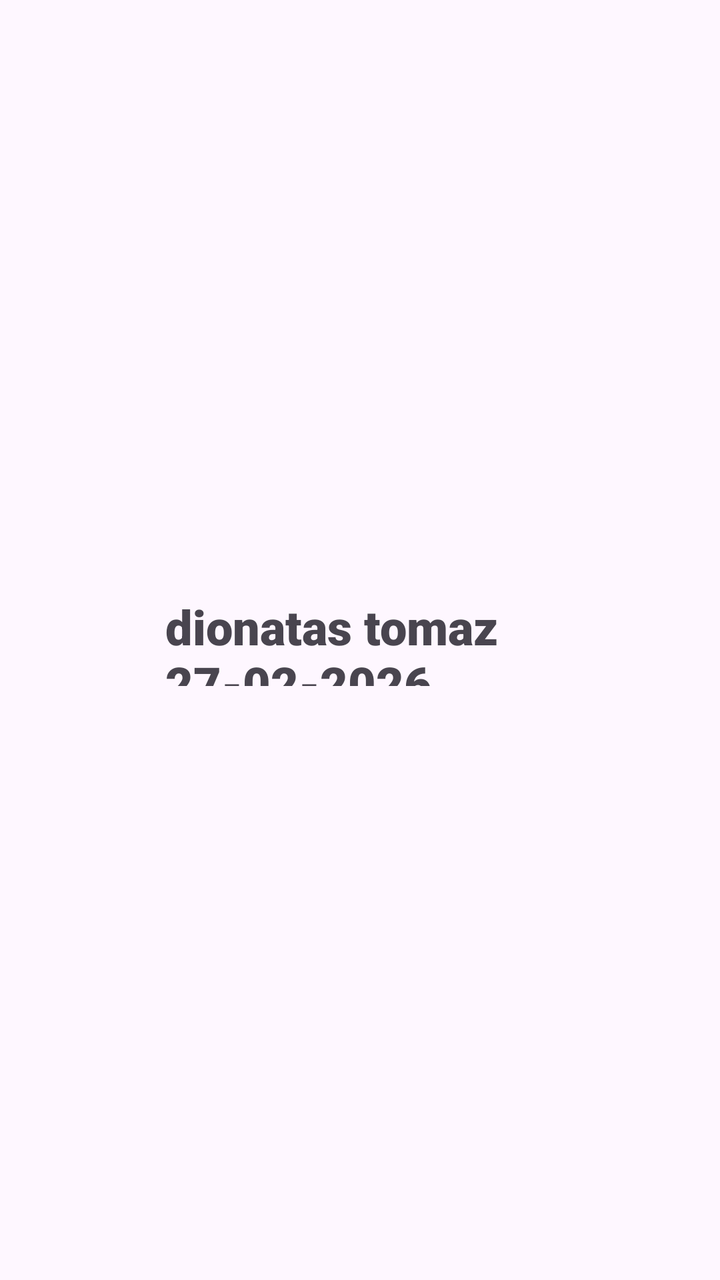
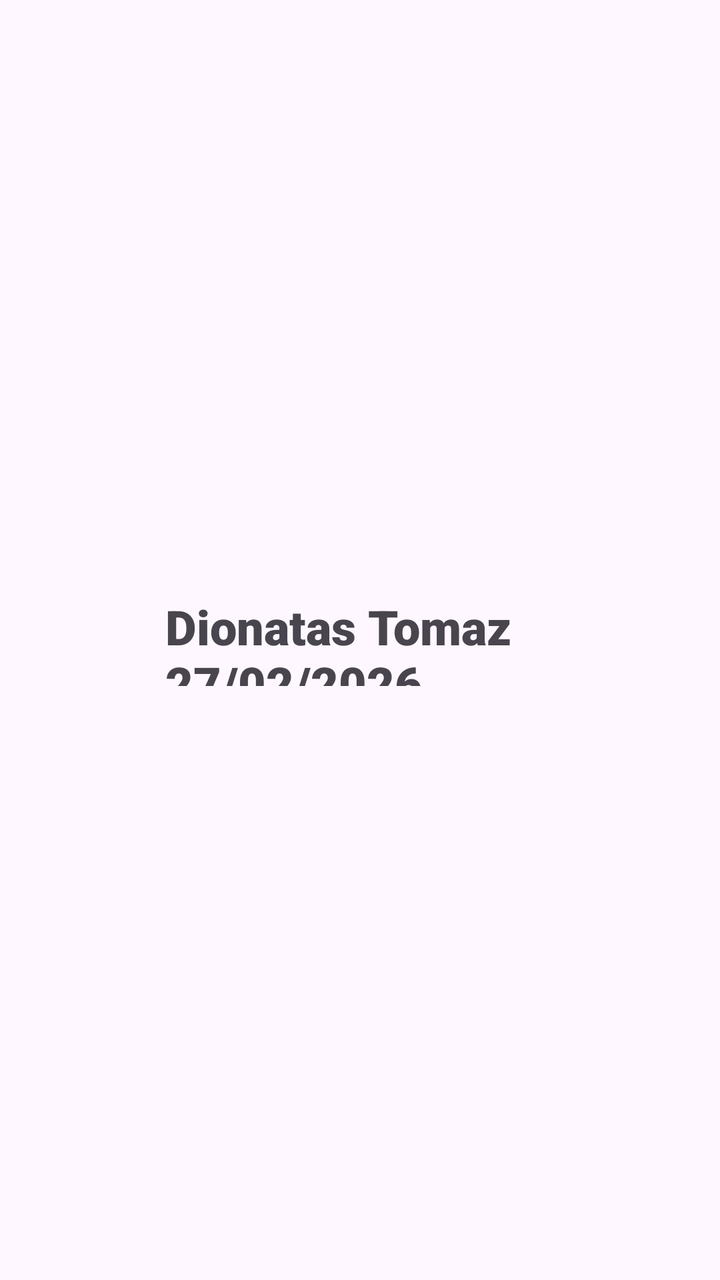

The first picture is an Android layout as it rendered before a commit; the second is the same layout after the commit. The layout source and the unified diff follow.
<!-- AndroidManifest.xml: application theme Theme.My_cell -->
<!-- res/layout/activity_main.xml -->
<?xml version="1.0" encoding="utf-8"?>
<androidx.constraintlayout.widget.ConstraintLayout xmlns:android="http://schemas.android.com/apk/res/android"
    xmlns:app="http://schemas.android.com/apk/res-auto"
    xmlns:tools="http://schemas.android.com/tools"
    android:id="@+id/main"
    android:layout_width="match_parent"
    android:layout_height="match_parent"
    tools:context=".MainActivity">

    <TextView
        android:layout_width="195dp"
        android:layout_height="46dp"
        android:fontFamily="sans-serif-black"
        android:text="dionatas tomaz 27-02-2026"
        android:textSize="24sp"
        app:layout_constraintBottom_toBottomOf="parent"
        app:layout_constraintEnd_toEndOf="parent"
        app:layout_constraintStart_toStartOf="parent"
        app:layout_constraintTop_toTopOf="parent" />

</androidx.constraintlayout.widget.ConstraintLayout>
<!-- resources referenced by this layout -->
<resources>
  <style name="Theme.My_cell" parent="Base.Theme.My_cell" />
  <style name="Base.Theme.My_cell" parent="Theme.Material3.DayNight.NoActionBar">
          
          
      </style>
</resources>

<!-- the commit's change to res/layout/activity_main.xml (unified diff, before → after) -->
@@ -11,7 +11,7 @@
         android:layout_width="195dp"
         android:layout_height="46dp"
         android:fontFamily="sans-serif-black"
-        android:text="dionatas tomaz 27-02-2026"
+        android:text="Dionatas Tomaz 27/02/2026"
         android:textSize="24sp"
         app:layout_constraintBottom_toBottomOf="parent"
         app:layout_constraintEnd_toEndOf="parent"
